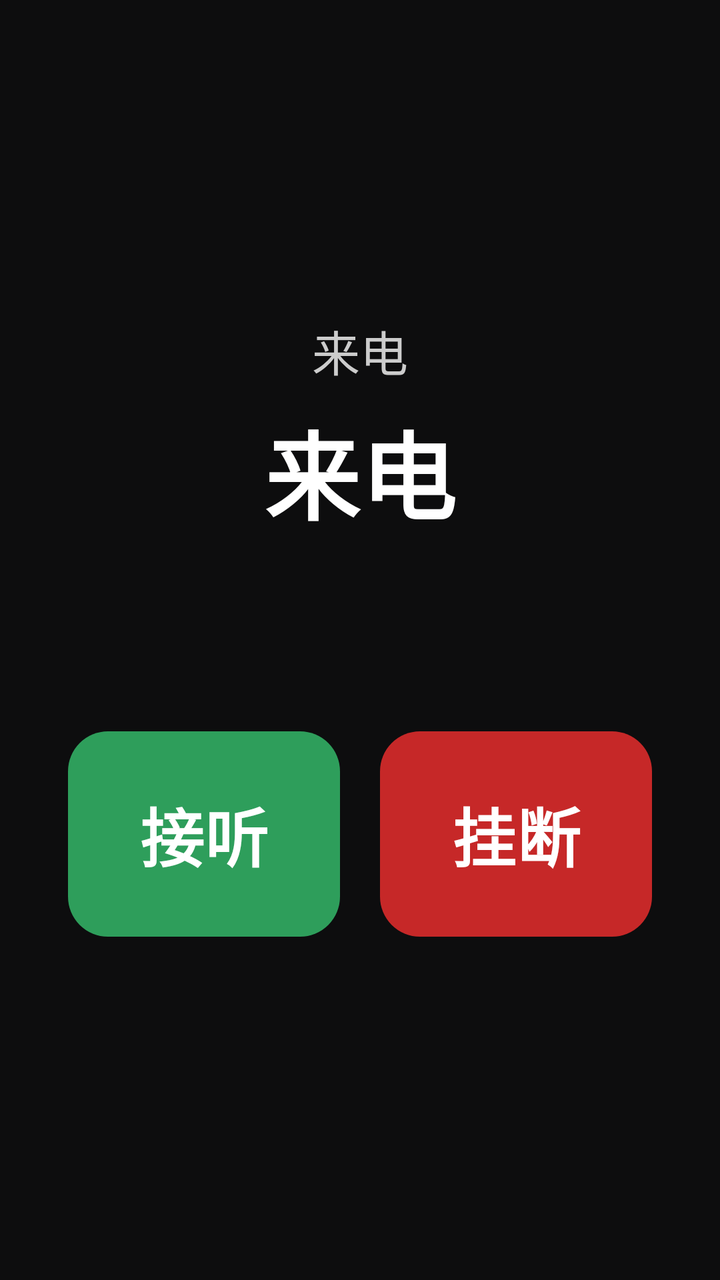
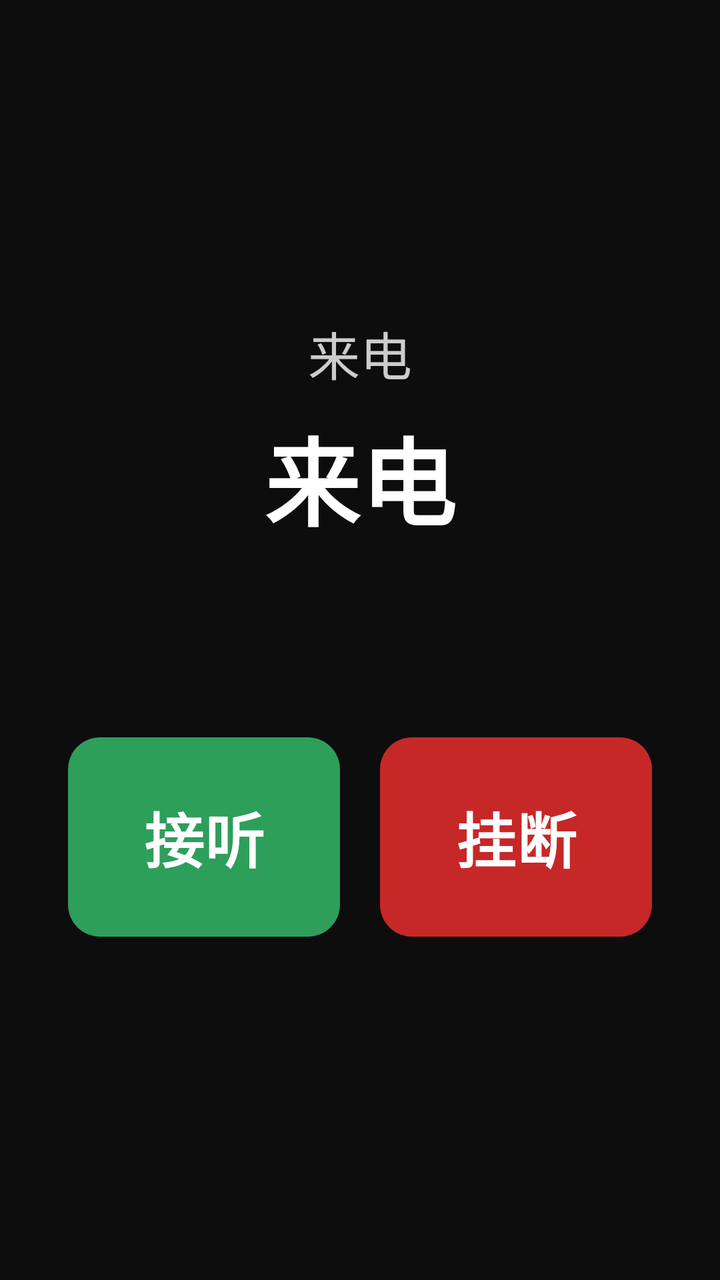

Screens rendered from an Android XML layout before and after an edit, with the pre-edit source and the edit as a unified diff.
<!-- AndroidManifest.xml: application theme Theme.ElderLauncher -->
<!-- res/layout/activity_incoming_call.xml -->
<?xml version="1.0" encoding="utf-8"?>
<FrameLayout xmlns:android="http://schemas.android.com/apk/res/android"
    xmlns:app="http://schemas.android.com/apk/res-auto"
    android:layout_width="match_parent"
    android:layout_height="match_parent"
    android:background="#CC0D0D0D">

    <LinearLayout
        android:orientation="vertical"
        android:gravity="center"
        android:padding="24dp"
        android:layout_gravity="center"
        android:layout_width="match_parent"
        android:layout_height="match_parent">

        <TextView
            android:layout_width="match_parent"
            android:layout_height="wrap_content"
            android:gravity="center"
            android:text="@string/incoming_title"
            android:textColor="#CCCCCC"
            android:textSize="24sp" />

        <TextView
            android:id="@+id/tvCaller"
            android:layout_width="match_parent"
            android:layout_height="wrap_content"
            android:gravity="center"
            android:text="@string/incoming_call"
            android:textColor="@android:color/white"
            android:textSize="48sp"
            android:textStyle="bold"
            android:layout_marginTop="8dp" />

        <TextView
            android:id="@+id/tvNumber"
            android:layout_width="match_parent"
            android:layout_height="wrap_content"
            android:gravity="center"
            android:textColor="#CCCCCC"
            android:textSize="26sp"
            android:layout_marginTop="6dp" />

        <LinearLayout
            android:orientation="horizontal"
            android:layout_width="match_parent"
            android:layout_height="wrap_content"
            android:layout_marginTop="40dp">

            <com.google.android.material.button.MaterialButton
                android:id="@+id/btnAnswer"
                style="@style/Widget.Material3.Button"
                android:layout_width="0dp"
                android:layout_height="wrap_content"
                android:layout_weight="1"
                android:layout_margin="10dp"
                android:padding="28dp"
                android:text="@string/incoming_answer"
                android:textColor="@android:color/white"
                android:textSize="32sp"
                android:textStyle="bold"
                app:backgroundTint="@color/answer_green"
                app:cornerRadius="20dp" />

            <com.google.android.material.button.MaterialButton
                android:id="@+id/btnHangup"
                style="@style/Widget.Material3.Button"
                android:layout_width="0dp"
                android:layout_height="wrap_content"
                android:layout_weight="1"
                android:layout_margin="10dp"
                android:padding="28dp"
                android:text="@string/incoming_hangup"
                android:textColor="@android:color/white"
                android:textSize="32sp"
                android:textStyle="bold"
                app:backgroundTint="@color/hangup_red"
                app:cornerRadius="20dp" />
        </LinearLayout>
    </LinearLayout>
</FrameLayout>
<!-- resources referenced by this layout -->
<resources>
  <color name="answer_green">#2E9E5B</color>
  <color name="hangup_red">#C62828</color>
  <string name="incoming_answer">接听</string>
  <string name="incoming_call">来电</string>
  <string name="incoming_hangup">挂断</string>
  <string name="incoming_title">来电</string>
  <color name="colorPrimary">#AEC6FF</color>
  <color name="colorOnPrimary">#0B2F66</color>
  <color name="colorPrimaryContainer">#284786</color>
  <color name="colorOnPrimaryContainer">#D9E2FF</color>
  <color name="colorSecondary">#BEC6DC</color>
  <color name="colorOnSecondary">#283141</color>
  <color name="colorSecondaryContainer">#3E4759</color>
  <color name="colorOnSecondaryContainer">#DAE2F9</color>
  <color name="colorTertiary">#DDBCE4</color>
  <color name="colorOnTertiary">#3F2844</color>
  <color name="colorTertiaryContainer">#573E5C</color>
  <color name="colorOnTertiaryContainer">#FAD8FF</color>
  <color name="colorOnBackground">#E2E2E9</color>
  <color name="colorSurface">#1A1C22</color>
  <color name="colorOnSurface">#E3E2E6</color>
  <color name="colorSurfaceVariant">#2A2E37</color>
  <color name="colorOnSurfaceVariant">#C3C6CF</color>
  <color name="colorSurfaceContainer">#1E2128</color>
  <color name="colorSurfaceContainerHigh">#282C34</color>
  <color name="colorSurfaceContainerHighest">#33373F</color>
  <color name="colorOutline">#44474E</color>
  <color name="colorOutlineVariant">#2A2E37</color>
  <color name="colorError">#FFB4AB</color>
  <color name="colorOnError">#690005</color>
  <color name="colorErrorContainer">#93000A</color>
  <color name="colorOnErrorContainer">#FFDAD6</color>
  <color name="colorBackground">#0F1115</color>
  <!-- unchanged entries left out for length: 1 -->
</resources>

<!-- the commit's change to res/layout/activity_incoming_call.xml (unified diff, before → after) -->
@@ -19,7 +19,7 @@
             android:gravity="center"
             android:text="@string/incoming_title"
             android:textColor="#CCCCCC"
-            android:textSize="24sp" />
+            android:textSize="@dimen/textSubtitle" />
 
         <TextView
             android:id="@+id/tvCaller"
@@ -28,7 +28,7 @@
             android:gravity="center"
             android:text="@string/incoming_call"
             android:textColor="@android:color/white"
-            android:textSize="48sp"
+            android:textSize="@dimen/textHuge"
             android:textStyle="bold"
             android:layout_marginTop="8dp" />
 
@@ -38,7 +38,7 @@
             android:layout_height="wrap_content"
             android:gravity="center"
             android:textColor="#CCCCCC"
-            android:textSize="26sp"
+            android:textSize="@dimen/textSubtitle"
             android:layout_marginTop="6dp" />
 
         <LinearLayout
@@ -57,10 +57,10 @@
                 android:padding="28dp"
                 android:text="@string/incoming_answer"
                 android:textColor="@android:color/white"
-                android:textSize="32sp"
+                android:textSize="@dimen/textHeadline"
                 android:textStyle="bold"
                 app:backgroundTint="@color/answer_green"
-                app:cornerRadius="20dp" />
+                app:cornerRadius="@dimen/cornerLarge" />
 
             <com.google.android.material.button.MaterialButton
                 android:id="@+id/btnHangup"
@@ -72,10 +72,10 @@
                 android:padding="28dp"
                 android:text="@string/incoming_hangup"
                 android:textColor="@android:color/white"
-                android:textSize="32sp"
+                android:textSize="@dimen/textHeadline"
                 android:textStyle="bold"
                 app:backgroundTint="@color/hangup_red"
-                app:cornerRadius="20dp" />
+                app:cornerRadius="@dimen/cornerLarge" />
         </LinearLayout>
     </LinearLayout>
 </FrameLayout>
<!-- resource entries referenced after the edit -->
@@ -2,6 +2,10 @@
 <resources>
   <color name="answer_green">#2E9E5B</color>
   <color name="hangup_red">#C62828</color>
+  <dimen name="cornerLarge">16dp</dimen>
+  <dimen name="textHeadline">30sp</dimen>
+  <dimen name="textHuge">48sp</dimen>
+  <dimen name="textSubtitle">26sp</dimen>
   <string name="incoming_answer">接听</string>
   <string name="incoming_call">来电</string>
   <string name="incoming_hangup">挂断</string>
